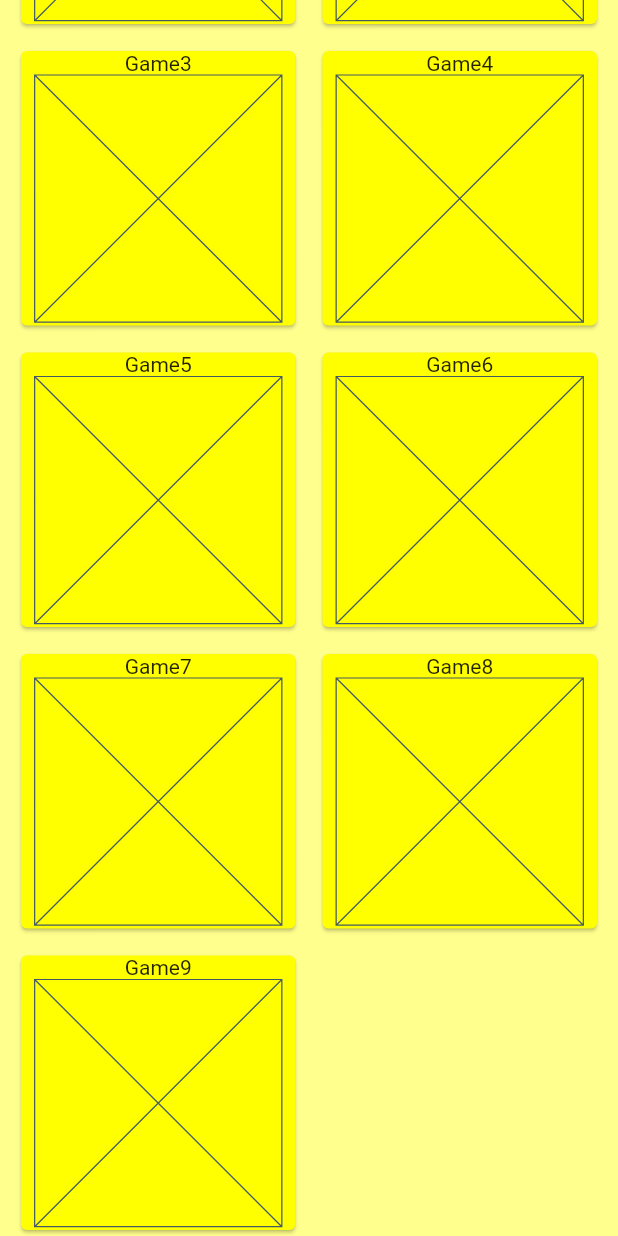
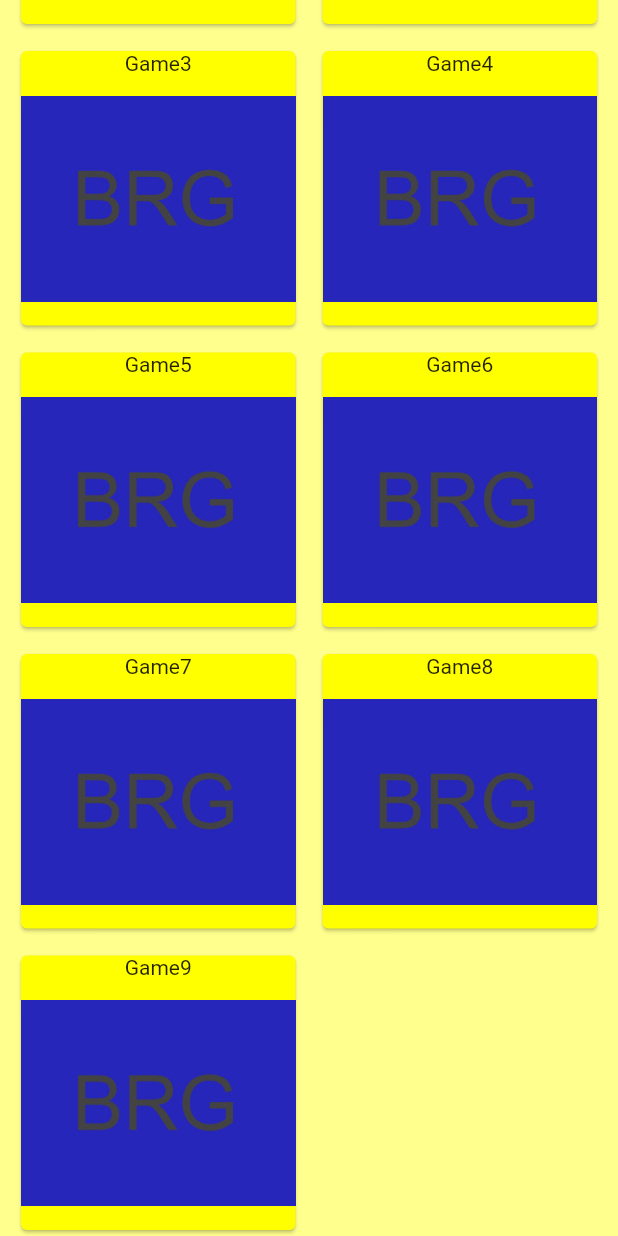
Before and after one commit to djordje-maslic/vintage_games, a Flutter app: the screen it shows after launch, scrolled down 421 dp, on a phone screen of 412 x 824 dp. Run offline on Flutter 3.47's test engine with Material 2 defaults, Android fonts, the phone set to English and light mode, and no system bars.

Commit message:
added search and appbar

```diff
--- a/lib/main.dart
+++ b/lib/main.dart
@@ -4,12 +4,14 @@ import 'package:flutter/material.dart';
 import 'package:flutter/services.dart';
 import 'package:vintage_games/view_games.dart';
 
-void main() => runApp(MaterialApp(
+void main() => runApp(
+      MaterialApp(
         theme: _themeData(),
         debugShowCheckedModeBanner: false,
         title: 'Flutter Skill Builder',
         home: MyApp(),
-    ));
+      ),
+    );
 
 class MyApp extends StatefulWidget {
   @override
@@ -36,20 +38,19 @@ class _MyAppState extends State<MyApp> {
             DefaultTabController(
               length: 1,
               child: SliverAppBar(
+                flexibleSpace: FlexibleSpaceBar(
+                  background: Icon(
+                    Icons.sports_esports_outlined,
+                    size: MediaQuery.of(context).size.shortestSide * 0.8,
+                  ),
+                ),
+                backgroundColor: Colors.blue[900],
                 centerTitle: true,
                 title: Text(
                   "Bruce’s Retro Games",
                   style: TextStyle(
                     color: Theme.of(context).colorScheme.secondary,
-                      fontSize:
-                          MediaQuery.of(context).size.shortestSide * 0.08),
-                ),
-                flexibleSpace: FlexibleSpaceBar(
-                  background: Image.network(
-                    "https:\/\/www.freetogame.com\/g\/306\/thumbnail.jpg",
-                    loadingBuilder: (context, child, chunk) => child,
-                    fit: BoxFit.fill,
-                    scale: 2,
+                    fontSize: MediaQuery.of(context).size.shortestSide * 0.08,
                   ),
                 ),
                 expandedHeight: 250,
@@ -79,7 +80,9 @@ class _MyAppState extends State<MyApp> {
                               icon: Icon(
                                 Icons.search,
                                 color: Colors.white,
-                                  ))),
+                              ),
+                            ),
+                          ),
                         ),
                       ),
                     )
@@ -121,7 +124,6 @@ class BuildImages extends StatelessWidget {
             crossAxisSpacing: 10,
             mainAxisSpacing: 10,
             crossAxisCount: 2,
-            // mainAxisExtent: MediaQuery.of(context).size.height * 0.25 - 20
           ),
           itemCount: listOfGamesNew.length,
           primary: false,
@@ -134,8 +136,8 @@ class BuildImages extends StatelessWidget {
                   SizedBox(
                     width: MediaQuery.of(context).size.width * 0.45,
                     height: MediaQuery.of(context).size.width * 0.40,
-                    child: const FittedBox(
-                      child: Placeholder(),
+                    child: FittedBox(
+                      child: Image.asset('assets/brg.jpeg'),
                     ),
                   )
                 ],
@@ -164,11 +166,13 @@ ThemeData _themeData() {
       onSurface: Colors.yellowAccent,
       onBackground: Colors.yellowAccent,
       onError: Colors.yellowAccent,
-        brightness: Brightness.light),
+      brightness: Brightness.light,
+    ),
     textSelectionTheme: const TextSelectionThemeData(
       cursorColor: Colors.yellowAccent,
       selectionColor: Colors.yellowAccent,
-        selectionHandleColor: Colors.yellowAccent),
+      selectionHandleColor: Colors.yellowAccent,
+    ),
     appBarTheme: const AppBarTheme(
       color: Colors.black,
       titleTextStyle: TextStyle(color: Colors.yellowAccent),
--- a/pubspec.yaml
+++ b/pubspec.yaml
@@ -47,6 +47,7 @@ dev_dependencies:
   # package. See that file for information about deactivating specific lint
   # rules and activating additional ones.
   flutter_lints: ^1.0.0
+  test: ^1.17.10
 
 # For information on the generic Dart part of this file, see the
 # following page: https://dart.dev/tools/pub/pubspec
@@ -60,8 +61,8 @@ flutter:
   uses-material-design: true
 
   # To add assets to your application, add an assets section, like this:
-  # assets:
-  #   - images/a_dot_burr.jpeg
+  assets:
+    - assets/brg.jpeg
   #   - images/a_dot_ham.jpeg
 
   # An image asset can refer to one or more resolution-specific "variants", see
```
Also changed, not shown: assets/brg.jpeg (added), lib/view_games.dart (line endings or trailing spaces), pubspec.lock, 2 other files. Lines whose indentation alone changed are shown as unchanged.
